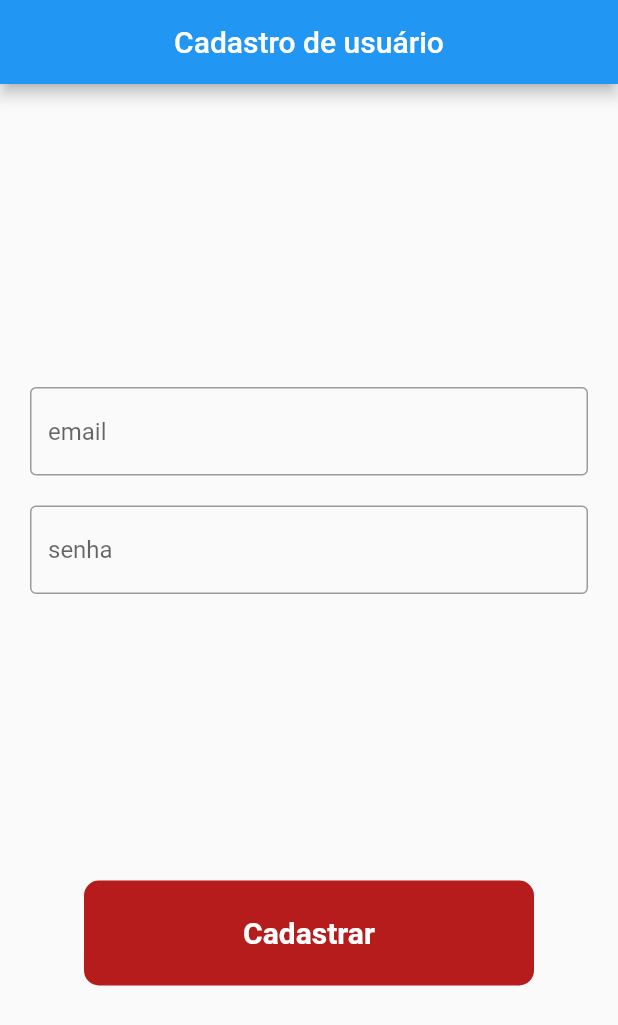
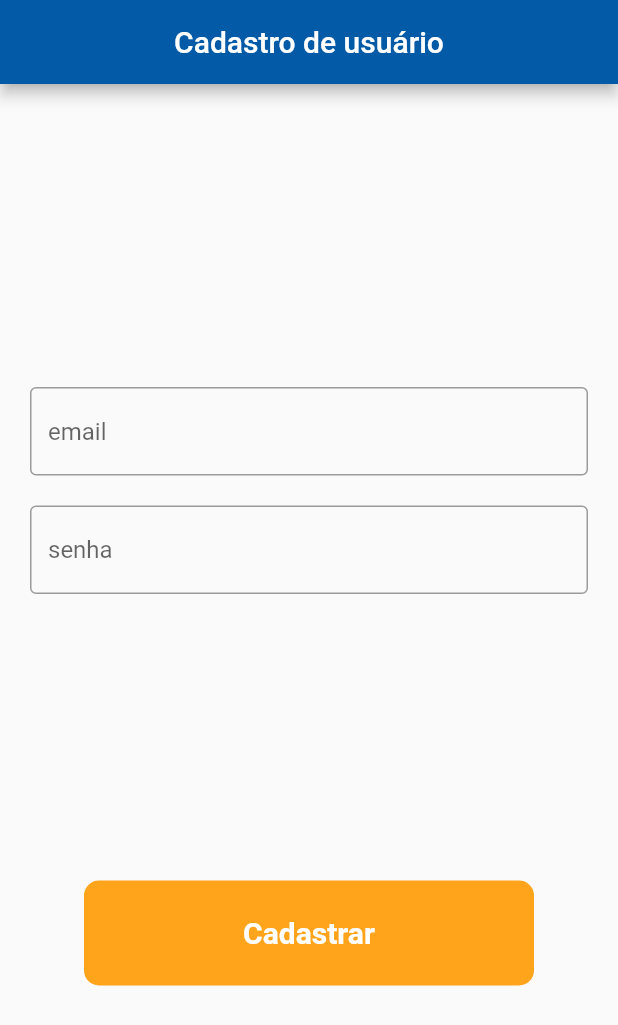
Before and after one commit to edsondearaujo/FurnitApp_Requisitos, a Flutter app: the screen it shows after launch, on a phone screen of 412 x 824 dp. Shown: the top 1025 px of the screen. Run offline on Flutter 3.47's test engine with Material 2 defaults, Android fonts, the phone set to English and light mode, and no system bars; our stand-ins replace firebase_auth, firebase_core; accounts and stored records are empty.

Commit message:
US08(#4)/changing incorrect names

```diff
--- a/lib/main.dart
+++ b/lib/main.dart
@@ -1,7 +1,7 @@
 import 'package:flutter/material.dart';
 import 'package:firebase_core/firebase_core.dart';
 
-import 'page/signIn/signIn.page.dart';
+import 'page/signUp/signUp.page.dart';
 
 void main() {
   runApp(MyApp());
@@ -25,7 +25,7 @@ class MyApp extends StatelessWidget {
               theme: ThemeData(
                 primarySwatch: Colors.blue,
               ),
-              home: SignIn(),
+              home: SignUp(),
             );
           }
 
--- a/lib/page/signIn/signin_buttons.dart
+++ b/lib/page/signUp/SignUp_button.dart
@@ -1,9 +1,9 @@
 import 'package:flutter/material.dart';
 import 'package:furnitapp/bloc/signIn.bloc.dart';
+import 'package:furnitapp/constants.dart';
 import 'package:furnitapp/page/home_page.dart';
 
-class SignInButton extends StatelessWidget {
-
+class SignUpButton extends StatelessWidget {
   @override
   Widget build(BuildContext context) {
     return Center(
@@ -12,7 +12,7 @@ class SignInButton extends StatelessWidget {
         width: 300,
         height: 70,
         decoration: BoxDecoration(
-            color: Colors.red[900], borderRadius: BorderRadius.circular(10)),
+            color: kSecondaryColor, borderRadius: BorderRadius.circular(10)),
         child: InkWell(
           onTap: () async {
             bool isOk = await SignInBloc.signup(
@@ -31,7 +31,9 @@ class SignInButton extends StatelessWidget {
             child: Text(
               'Cadastrar',
               style: TextStyle(
-                  color: Colors.white, fontWeight: FontWeight.bold, fontSize: 20),
+                  color: Colors.white,
+                  fontWeight: FontWeight.bold,
+                  fontSize: 20),
             ),
           ),
         ),
--- a/lib/page/signIn/form_fields.dart
+++ b/lib/page/signUp/form_fields.dart
@@ -1,6 +1,5 @@
 import 'package:flutter/material.dart';
 import 'package:furnitapp/bloc/signIn.bloc.dart';
-import 'package:furnitapp/page/signIn/signIn.page.dart';
 
 class FormFieds extends StatelessWidget {
   const FormFieds({
--- a/lib/page/signIn/signIn.page.dart
+++ b/lib/page/signUp/signUp.page.dart
@@ -1,14 +1,15 @@
 import 'package:flutter/material.dart';
+import 'package:furnitapp/constants.dart';
 
 import 'form_fields.dart';
-import 'signin_buttons.dart';
+import 'SignUp_button.dart';
 
-class SignIn extends StatefulWidget {
+class SignUp extends StatefulWidget {
   @override
-  _SignInState createState() => _SignInState();
+  _SignUpState createState() => _SignUpState();
 }
 
-class _SignInState extends State<SignIn> with SingleTickerProviderStateMixin {
+class _SignUpState extends State<SignUp> with SingleTickerProviderStateMixin {
   AnimationController _controller;
 
   @override
@@ -29,6 +30,7 @@ class _SignInState extends State<SignIn> with SingleTickerProviderStateMixin {
       child: Scaffold(
         resizeToAvoidBottomInset: false,
         appBar: AppBar(
+          backgroundColor: kPrimaryColor,
           centerTitle: true,
           title: Text('Cadastro de usuário'),
         ),
@@ -48,7 +50,7 @@ class _SignInState extends State<SignIn> with SingleTickerProviderStateMixin {
                 flex: 2,
                 child: Align(
                   alignment: Alignment.topCenter,
-                  child: SignInButton(),
+                  child: SignUpButton(),
                 ),
               ),
             ],
```
Also changed, not shown: lib/constants.dart (added, +18 -0 lines).
